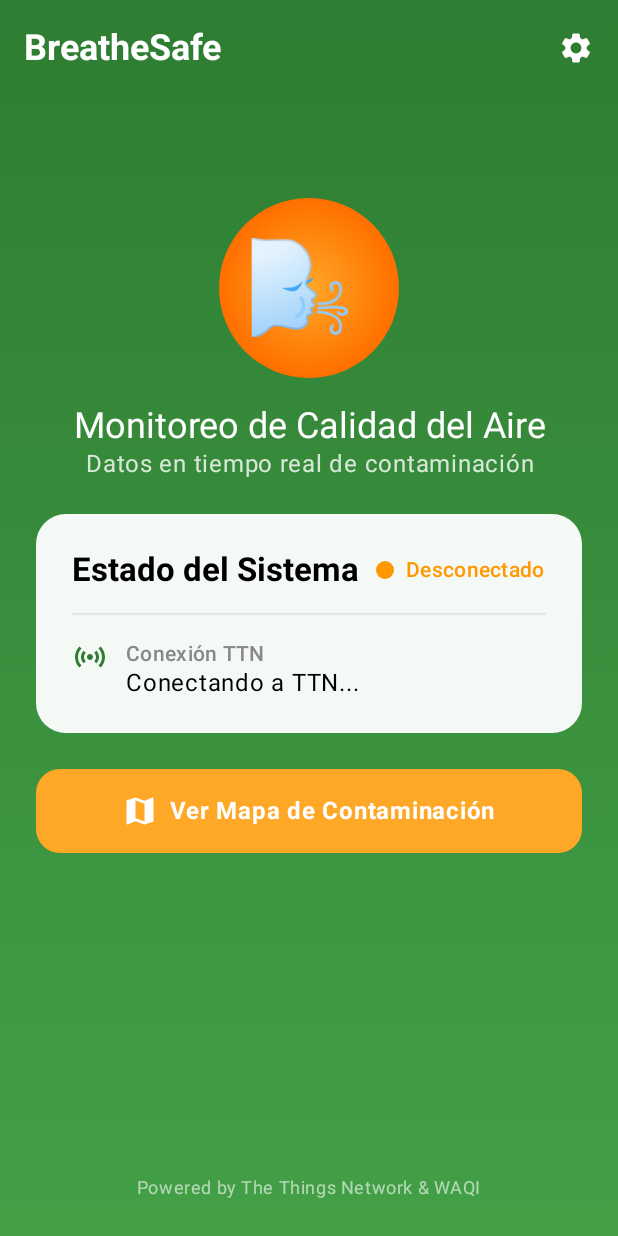
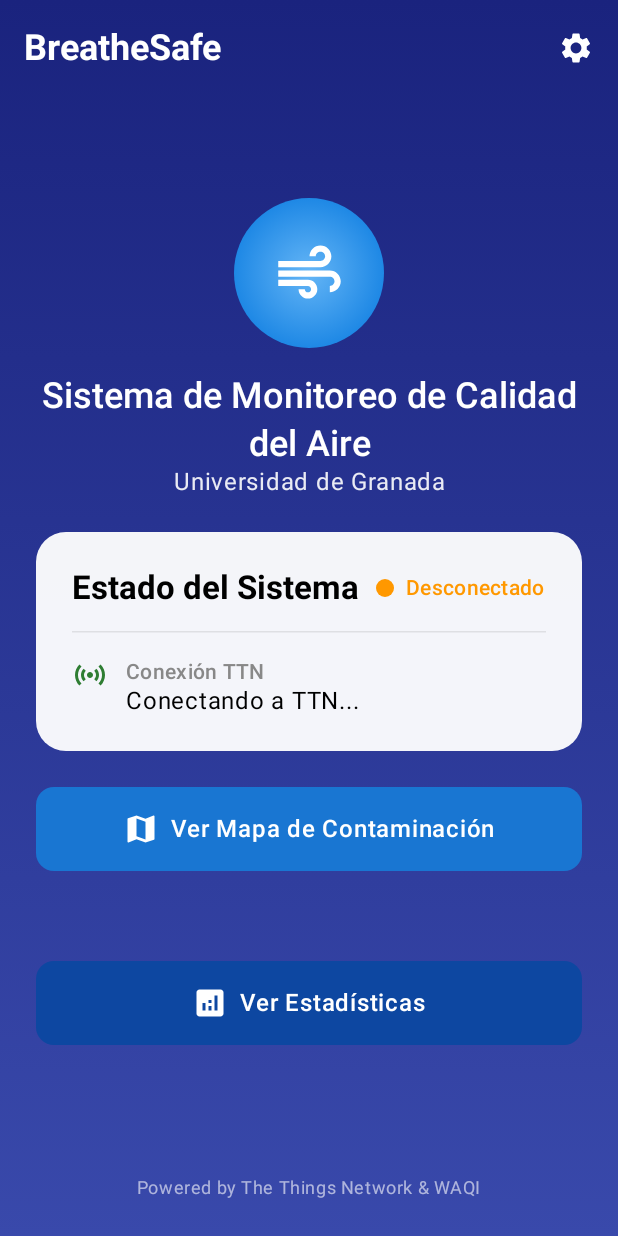
Before and after one commit to guillermo2002alb/TFG, an Android app built with Jetpack Compose: the screen it shows after launch (MainActivity), on a phone screen of 412 x 824 dp. Run offline under Robolectric (Android 15) with nearby library versions, the phone set to English and light mode, and no system bars; our stand-ins replace Room's generated code.

```diff
--- a/app/src/main/AndroidManifest.xml
+++ b/app/src/main/AndroidManifest.xml
@@ -45,7 +45,7 @@
         <!-- API Key de Google Maps -->
         <meta-data
             android:name="com.google.android.geo.API_KEY"
-            android:value="AIzaSyDoEx2kaGz3PxwbI9T7ccTSg5xjdw8Nw8Q" />
+            android:value="AIzaSyCwFYyGR5YkVn7wz4toFqAtv2YO-yVb_h8" />
 
         <!-- Actividad principal -->
         <activity
--- a/app/src/main/java/com/example/locationsenderapp/MainActivity.kt
+++ b/app/src/main/java/com/example/locationsenderapp/MainActivity.kt
@@ -1,6 +1,4 @@
 package com.example.locationsenderapp
-
-
 
 import androidx.compose.foundation.rememberScrollState
 import androidx.compose.foundation.verticalScroll
@@ -84,6 +82,8 @@ import kotlinx.coroutines.launch
 import java.text.SimpleDateFormat
 import java.util.*
 import kotlin.math.*
+import android.net.Uri
+import androidx.compose.material.icons.filled.Analytics
 
 class MainActivity : ComponentActivity() {
 
@@ -695,8 +695,8 @@ class MainActivity : ComponentActivity() {
     fun MainScreen() {
         // Colores basados en el logo BreatheSafe
         val gradientColors = listOf(
-            Color(0xFF2E7D32), // Verde oscuro
-            Color(0xFF43A047)  // Verde medio
+            Color(0xFF1A237E), // Azul marino profundo
+            Color(0xFF3949AB)  // Azul índigo
         )
 
         Column(
@@ -715,18 +715,7 @@ class MainActivity : ComponentActivity() {
                     )
                 },
                 actions = {
-                    // Botón de optimización de batería (solo si las notificaciones están habilitadas)
-                    if (notificationsEnabled && !BatteryOptimizationHelper.isIgnoringBatteryOptimizations(this@MainActivity)) {
-                        IconButton(onClick = { showBatteryOptimizationDialog = true }) {
-                            Icon(
-                                Icons.Default.BatteryAlert,
-                                contentDescription = "Optimización de batería",
-                                tint = Color(0xFFFF6F00)
-                            )
-                        }
-                    }
-
-                    // Botón de configuración
+                    // Solo botón de configuración (eliminar el de batería)
                     IconButton(onClick = { showSettingsDialog = true }) {
                         Icon(
                             Icons.Default.Settings,
@@ -754,46 +743,48 @@ class MainActivity : ComponentActivity() {
                 Column(
                     horizontalAlignment = Alignment.CenterHorizontally
                 ) {
-                    // Logo BreatheSafe
+                    // Logo BreatheSafe con diseño más profesional
                     Box(
                         contentAlignment = Alignment.Center
                     ) {
-                        // Fondo circular con gradiente
+                        // Fondo circular con gradiente más sutil
                         Box(
                             modifier = Modifier
-                                .size(120.dp)
+                                .size(100.dp)
                                 .clip(CircleShape)
                                 .background(
                                     Brush.radialGradient(
                                         colors = listOf(
-                                            Color(0xFFFFA726), // Naranja
-                                            Color(0xFFFF6F00)  // Naranja oscuro
+                                            Color(0xFF64B5F6), // Azul claro
+                                            Color(0xFF1E88E5)  // Azul medio
                                         )
                                     )
                                 )
                         )
 
-                        // Simulación del logo con texto
-                        Text(
-                            text = "🌬️",
-                            fontSize = 60.sp,
-                            modifier = Modifier.offset(x = (-5).dp)
+                        // Icono más profesional
+                        Icon(
+                            imageVector = Icons.Default.Air,
+                            contentDescription = null,
+                            tint = Color.White,
+                            modifier = Modifier.size(50.dp)
                         )
                     }
 
                     Spacer(modifier = Modifier.height(16.dp))
 
                     Text(
-                        text = "Monitoreo de Calidad del Aire",
+                        text = "Sistema de Monitoreo de Calidad del Aire",
                         style = MaterialTheme.typography.headlineSmall,
                         color = Color.White,
-                        textAlign = TextAlign.Center
+                        textAlign = TextAlign.Center,
+                        fontWeight = FontWeight.Medium
                     )
 
                     Text(
-                        text = "Datos en tiempo real de contaminación",
+                        text = "Universidad de Granada",
                         style = MaterialTheme.typography.bodyLarge,
-                        color = Color.White.copy(alpha = 0.8f),
+                        color = Color.White.copy(alpha = 0.9f),
                         textAlign = TextAlign.Center
                     )
                 }
@@ -914,6 +905,8 @@ class MainActivity : ComponentActivity() {
 
                                 val title = when {
                                     deviceId.contains("granada-") -> "Estación: ${sensorInfo.pollutionData.name}"
+                                    deviceId.contains("sinco2") -> "Estación: ETSIIT"
+                                    deviceId.contains("tfg") -> "Estación: Camino de Ronda"
                                     else -> "Sensor: $deviceId"
                                 }
 
@@ -969,17 +962,6 @@ class MainActivity : ComponentActivity() {
                                 Spacer(modifier = Modifier.height(8.dp))
                             }
 
-                            // Información sobre interpolación (si hay datos del usuario)
-                            sensorsData["user-location"]?.let { userSensor ->
-                                HorizontalDivider(color = Color.Gray.copy(alpha = 0.2f))
-
-                                LocationInfo(
-                                    icon = Icons.Default.Calculate,
-                                    title = "Método de Cálculo",
-                                    content = "Interpolación por distancia inversa ponderada (IDW) basada en ${sensorsData.size - 1} estaciones",
-                                    iconColor = Color(0xFF2196F3)
-                                )
-                            }
 
                             // Última actualización
                             lastUpdateTime?.let {
@@ -1004,9 +986,9 @@ class MainActivity : ComponentActivity() {
                         .fillMaxWidth()
                         .height(56.dp),
                     colors = ButtonDefaults.buttonColors(
-                        containerColor = Color(0xFFFFA726) // Naranja
+                        containerColor = Color(0xFF1976D2) // Azul profesional
                     ),
-                    shape = RoundedCornerShape(16.dp)
+                    shape = RoundedCornerShape(12.dp)
                 ) {
                     Row(
                         horizontalArrangement = Arrangement.spacedBy(8.dp),
@@ -1020,14 +1002,46 @@ class MainActivity : ComponentActivity() {
                         Text(
                             text = "Ver Mapa de Contaminación",
                             style = MaterialTheme.typography.bodyLarge,
-                            fontWeight = FontWeight.Bold,
+                            fontWeight = FontWeight.Medium,
                             color = Color.White
                         )
                     }
                 }
 
+                Spacer(modifier = Modifier.height(12.dp))
+
+                Button(
+                    onClick = {
+                        val intent = Intent(Intent.ACTION_VIEW, Uri.parse("http://rt.ugr.es:8953/dashboard/53b27400-4846-11f0-8e5b-6bfecd626acc?publicId=3b734db0-29bf-11f0-8e5b-6bfecd626acc"))
+                        startActivity(intent)
+                    },
+                    modifier = Modifier
+                        .fillMaxWidth()
+                        .height(56.dp),
+                    colors = ButtonDefaults.buttonColors(
+                        containerColor = Color(0xFF0D47A1) // Azul más oscuro
+                    ),
+                    shape = RoundedCornerShape(12.dp)
+                ) {
+                    Row(
+                        horizontalArrangement = Arrangement.spacedBy(8.dp),
+                        verticalAlignment = Alignment.CenterVertically
+                    ) {
+                        Icon(
+                            imageVector = Icons.Default.Analytics,
+                            contentDescription = null,
+                            tint = Color.White
+                        )
+                        Text(
+                            text = "Ver Estadísticas",
+                            style = MaterialTheme.typography.bodyLarge,
+                            fontWeight = FontWeight.Medium,
+                            color = Color.White
+                        )
+                    }
+                }
+
                 Spacer(modifier = Modifier.weight(1f))
-
                 // Footer
                 Text(
                     text = "Powered by The Things Network & WAQI",
@@ -1286,7 +1300,7 @@ class MainActivity : ComponentActivity() {
                                         individualAqis.maxOrNull()?.toInt() ?: sensorInfo.pollutionData.aqi.toInt()
                                     }
                                     "AQI: $aqi"
-                            }
+                                }
                             },
                             icon = BitmapDescriptorFactory.defaultMarker(markerColor),
                             zIndex = zIndex,
@@ -1973,12 +1987,11 @@ class MainActivity : ComponentActivity() {
 
             "CO2" -> {
                 when {
-                    value <= 1000 -> (value / 1000) * 50
-                    value <= 2000 -> 50 + ((value - 1000) / 1000) * 50
-                    value <= 5000 -> 100 + ((value - 2000) / 3000) * 50
-                    value <= 10000 -> 150 + ((value - 5000) / 5000) * 50
-                    value <= 40000 -> 200 + ((value - 10000) / 30000) * 100
-                    else -> 300 + ((value - 40000) / 40000) * 100
+                    value <= 400 -> (value / 400) * 33      // Aire exterior limpio - Muy Buena
+                    value <= 1000 -> 33 + ((value - 400) / 600) * 33    // Interior bien ventilado - Buena
+                    value <= 2000 -> 66 + ((value - 1000) / 1000) * 34  // Interior normal - Regular
+                    value <= 5000 -> 100 + ((value - 2000) / 3000) * 100 // Interior mal ventilado - Mala
+                    else -> 200 + ((value - 5000) / 5000) * 100         // Perjudicial - Muy Mala
                 }
             }
 
```
